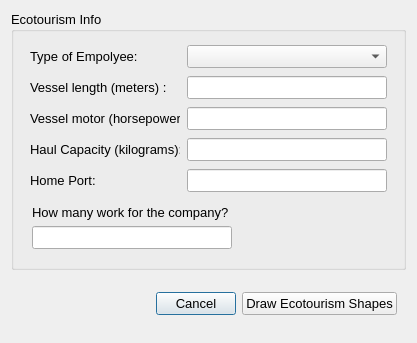
First picture: the form in cobi_loreto/Interview/ecotourism.ui, repository Ecotrust/openoceanmap-desktop, before the edit.
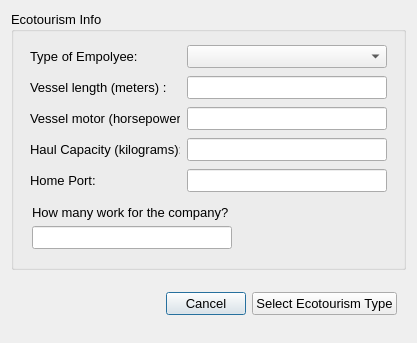
Second picture: the form after the edit.

```diff
--- a/cobi_loreto/Interview/ecotourism.ui
+++ b/cobi_loreto/Interview/ecotourism.ui
@@ -524,7 +524,7 @@
          </font>
         </property>
         <property name="text" >
-         <string>Draw Ecotourism Shapes</string>
+         <string>Select Ecotourism Type</string>
         </property>
        </widget>
       </item>
```
